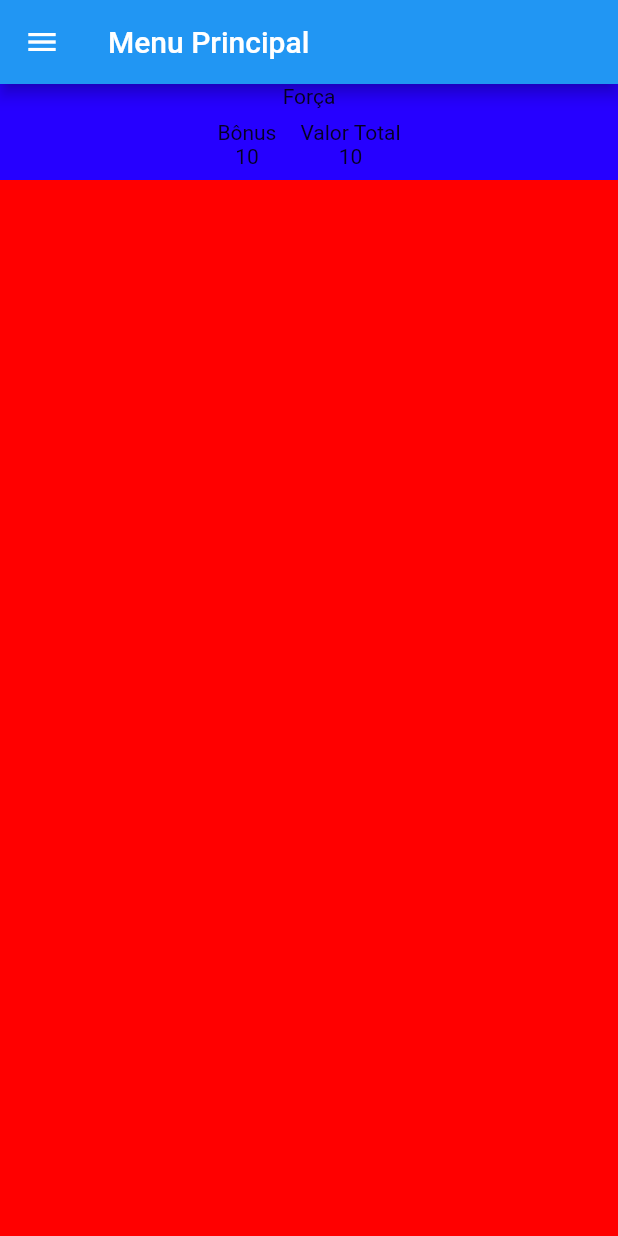
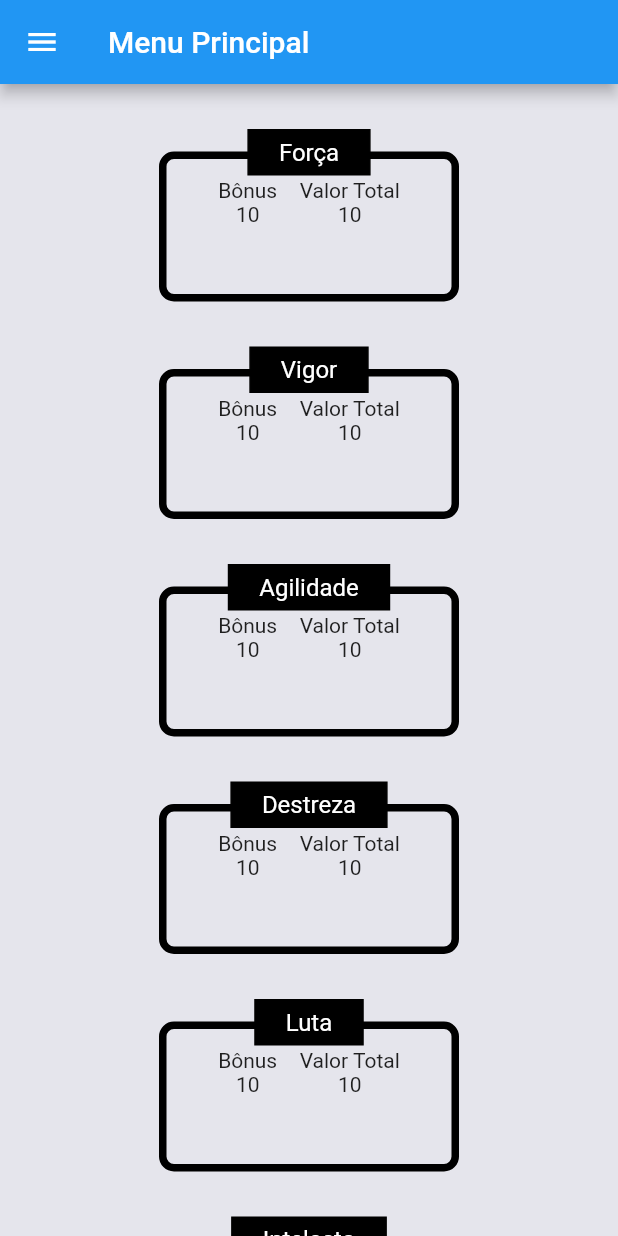
Before and after one commit to B0yEditi0n/FabricaDoMultiverso, a Flutter app: the habilidadesTela screen opened by its route, on a phone screen of 412 x 824 dp. Run offline on Flutter 3.47's test engine with Material 2 defaults, Android fonts, the phone set to English and light mode, and no system bars; our stand-ins replace firebase_core; accounts and stored records are empty.

Commit message:
Configurado Widget de Habilidades

```diff
--- a/lib/habilidades.dart
+++ b/lib/habilidades.dart
@@ -1,4 +1,5 @@
 import 'package:flutter/material.dart';
+import 'widgets/habilidadeBuilder.dart';
 
 class habilidadesTela extends StatefulWidget {
   // const habilidadesTela({super.key});
@@ -7,7 +8,7 @@ class habilidadesTela extends StatefulWidget {
 }
 
 class _habilidadesTelaState extends State<habilidadesTela> {
-
+  var buildHanilidade = new HabilidadeBuilder();
   @override
   Widget build(BuildContext context) {
     return Scaffold(
@@ -30,66 +31,122 @@ class _habilidadesTelaState extends State<habilidadesTela> {
 
         alignment: Alignment.center,
 
-        color: Color.fromARGB(255, 255, 0, 0),
+        // color: Color.fromARGB(255, 255, 0, 0),
 
         child: Align(
 
-          alignment: Alignment(0.2, 0.6),
+          alignment: const Alignment(0, 0),
 
           child: Column(
 
             children: <Widget> [
+              buildHanilidade.habilidadeCaixa('Força', '10', '10'),
+              buildHanilidade.habilidadeCaixa('Vigor', '10', '10'),
+              buildHanilidade.habilidadeCaixa('Agilidade', '10', '10'),
+              buildHanilidade.habilidadeCaixa('Destreza', '10', '10'),
+              buildHanilidade.habilidadeCaixa('Luta', '10', '10'),
+              buildHanilidade.habilidadeCaixa('Intelecto', '10', '10'),
+              buildHanilidade.habilidadeCaixa('Prontidão', '10', '10'),
+              buildHanilidade.habilidadeCaixa('Presença', '10', '10'),
+              // Widget de Habilidade
+              // Container(
+              //   child: Padding(
+              //     padding: const EdgeInsets.only(top: 30),
+              //     child: Stack(
+              //       children: [
+              //         // Caixa de Habilidade
+              //         Align(
+              //           child: Positioned(
+              //             child: Container(
+              //               // Tamanho e Proporção
+              //               alignment: Alignment.center,
+              //               margin: const EdgeInsets.only(top: 15),
+              //               width: 200,
+              //               height: 100,
 
-              Container(
-                color: Color.fromARGB(255, 38, 0, 255),
-                alignment: Alignment.center,
-                child: Column(children: [
-                  //Row(
-                    //children: const <Widget>  [
-                      Text('Força',
-                      textAlign: TextAlign.center,
-                      ),
-                    //],
-                  //),
-                  //Row(
-                    //children: const <Widget>[
-                      Center(
+              //               // Decoração
+              //               decoration: BoxDecoration(
+              //                 // color: Colors.white,
+              //                 // border: Border.all(color: Colors.black),
+              //                 border: Border.all(
+              //                   color: Colors.black,
+              //                   width: 5,
+              //                   style: BorderStyle.solid
+              //                 ),
 
-                        child: Row(
-                          // crossAxisAlignment: CrossAxisAlignment.center,
-                          mainAxisAlignment: MainAxisAlignment.center,
-                          children: [
+              //                 borderRadius: BorderRadius.circular(10),
+              //               ),
 
-                            Padding(
-                              padding: EdgeInsets.all(8.0),
-                              child: Container(
-                                child: Column(
-                                  children: const [
-                                    Text('Bônus'),
-                                    Text('10')
-                                  ]
-                                ),
-                              ),
-                            ),
+              //               child: Column(children: [
 
-                            Padding(
-                              padding: EdgeInsets.all(8.0),
-                              child: Column(
-                                children: const [
-                                  Text('Valor Total'),
-                                  Text('10')
-                                ],
-                              ),
-                            )
-                        ]),
-                      ),
+              //                 Center(
+              //                   child: Padding(
+              //                     padding: const EdgeInsets.only(top: 13),
+              //                     child: Row(
+              //                       mainAxisAlignment: MainAxisAlignment.center,
+              //                       children: [
+              //                           Container(
+              //                             child: Column(
+              //                               children: [
+              //                                 Text('Bônus'),
+              //                                 Text('10')
+              //                               ]
+              //                             ),
+              //                           ),
+              //                           // Espaço em Branco
+              //                           const SizedBox(
+              //                             width: 15,
+              //                           ),
+              //                           Column(
+              //                             children: [
+              //                               Text('Valor Total'),
+              //                               Text('10')
+              //                             ],
+              //                           ),
+
+              //                       ]
+              //                     ),
+              //                   ),
+              //                 ),
+
+              //               ],),
+
+              //             ),
+              //           ),
+              //         ),
+              //         //FIM: Caixa de Habilidade
+
+              //         //  Barra de Titulo
+              //         Align(
+              //           child: Positioned(
+              //             top: 0,
+              //             child:
+              //             Container(
+              //               decoration: BoxDecoration(
+              //                 color: Colors.black,
+              //                 border: Border.all(color: Colors.black),
+              //               ),
+              //               child: const Padding(
+              //                 padding: EdgeInsets.symmetric(vertical: 5, horizontal: 20),
+              //                 child: Text('Força',
+              //                 textAlign: TextAlign.center,
+              //                 style: TextStyle(
+              //                   //fontWeight: FontWeight.bold,
+              //                   fontSize: 16,
+              //                   color: Colors.white,
+              //                   ),
+              //                 ),
+              //               ),
+              //             ),
+              //           ),
+              //         ),
+              //         //  Barra de Titulo
 
 
-                    //]
-                  //),
-                ],)
-
-              )
+              //       ],
+              //     ),
+              //   ),
+              // ),
             ],
           ),
         )
--- /dev/null
+++ b/lib/widgets/habilidadeBuilder.dart
@@ -0,0 +1,102 @@
+import 'package:flutter/material.dart';
+
+class HabilidadeBuilder {
+  habilidadeCaixa(String titulo, String bonus, String total){
+    return(
+
+        Padding(
+          padding: const EdgeInsets.only(top: 30),
+          child: Stack(
+            children: [
+              // Caixa de Habilidade
+              Align(
+                child: Positioned(
+                  child: Container(
+                    // Tamanho e Proporção
+                    alignment: Alignment.center,
+                    margin: const EdgeInsets.only(top: 15),
+                    width: 200,
+                    height: 100,
+
+                    // Decoração
+                    decoration: BoxDecoration(
+                      // color: Colors.white,
+                      // border: Border.all(color: Colors.black),
+                      border: Border.all(
+                        color: Colors.black,
+                        width: 5,
+                        style: BorderStyle.solid
+                      ),
+
+                      borderRadius: BorderRadius.circular(10),
+                    ),
+
+                    child: Column(children: [
+
+                      Center(
+                        child: Padding(
+                          padding: const EdgeInsets.only(top: 13),
+                          child: Row(
+                            mainAxisAlignment: MainAxisAlignment.center,
+                            children: [
+                                Container(
+                                  child: Column(
+                                    children: [
+                                      const Text('Bônus'),
+                                      Text(bonus)
+                                    ]
+                                  ),
+                                ),
+                                // Espaço em Branco
+                                const SizedBox(
+                                  width: 15,
+                                ),
+                                Column(
+                                  children: [
+                                    const Text('Valor Total'),
+                                    Text(total)
+                                  ],
+                                ),
+
+                            ]
+                          ),
+                        ),
+                      ),
+
+                    ],),
+
+                  ),
+                ),
+              ),
+              //FIM: Caixa de Habilidade
+              //  Barra de Titulo
+              Align(
+                child: Positioned(
+                  top: 0,
+                  child:
+                  Container(
+                    decoration: BoxDecoration(
+                      color: Colors.black,
+                      border: Border.all(color: Colors.black),
+                    ),
+                    child: Padding(
+                      padding: EdgeInsets.symmetric(vertical: 5, horizontal: 20),
+                      child: Text(titulo,
+                      textAlign: TextAlign.center,
+                      style:const  TextStyle(
+                        //fontWeight: FontWeight.bold,
+                        fontSize: 16,
+                        color: Colors.white,
+                        ),
+                      ),
+                    ),
+                  ),
+                ),
+              ),
+              //  Barra de Titulo
+            ],
+          ),
+      )
+    );
+  }
+}
```
